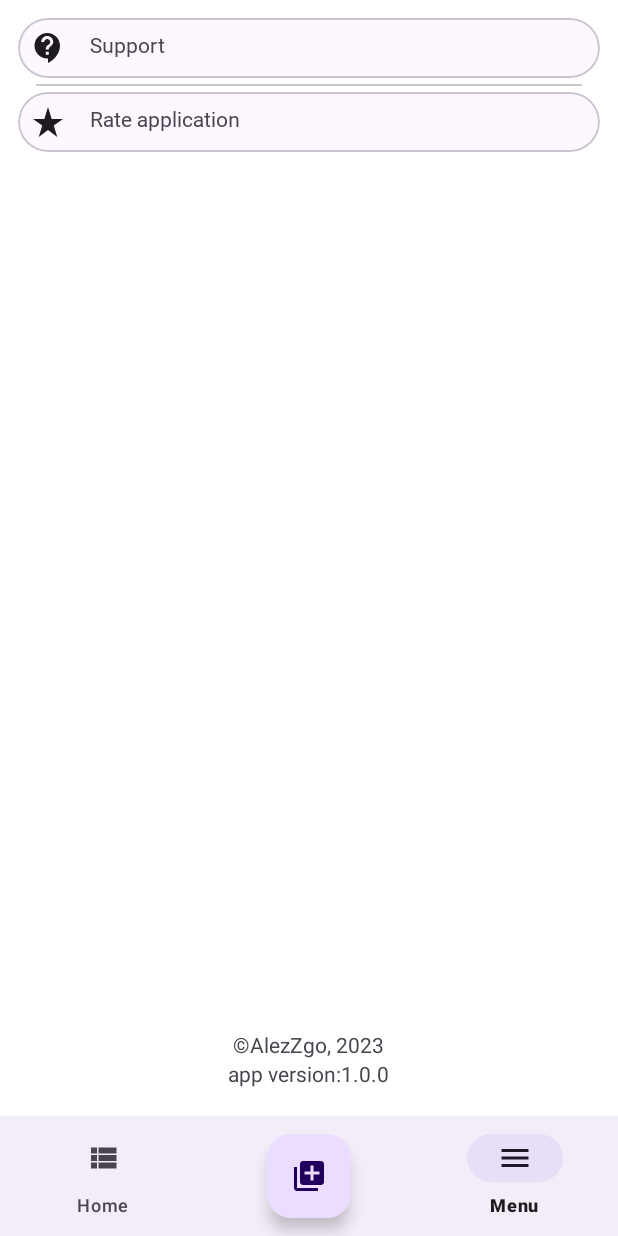
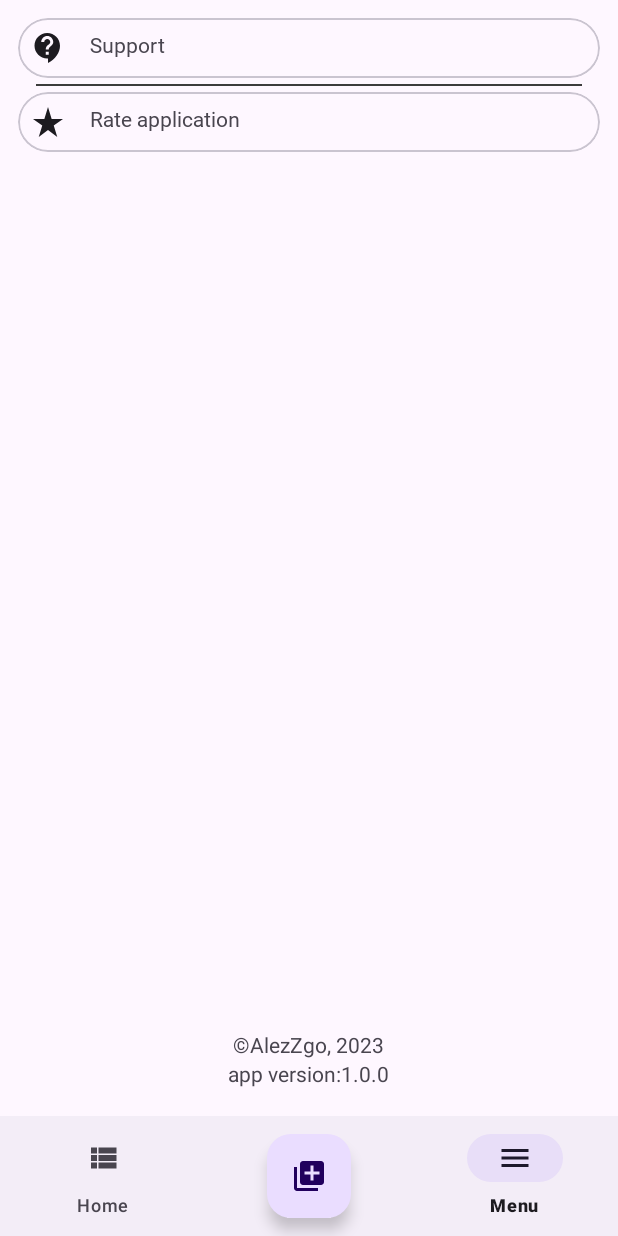
Before and after one commit to AlezZgo/QrHolder, an Android app: the MenuFragment screen opened through its navigation route, on a phone screen of 412 x 824 dp. Run offline under Robolectric (Android 15) with nearby library versions, the phone set to English and light mode, and no system bars; our stand-ins replace Dagger/Hilt's generated code, Room's generated code, Shimmer, navigation-ui; libraries missing offline, so code that uses them is left out: com.google.mlkit.vision, ru.mintrocket.lib.

```diff
--- a/app/build.gradle
+++ b/app/build.gradle
@@ -62,7 +62,7 @@ dependencies {
 
     implementation 'androidx.core:core-ktx:1.9.0'
     implementation 'androidx.appcompat:appcompat:1.6.0'
-    implementation 'com.google.android.material:material:1.7.0'
+    implementation 'com.google.android.material:material:1.9.0-alpha01'
     implementation 'androidx.constraintlayout:constraintlayout:2.1.4'
     implementation 'androidx.lifecycle:lifecycle-livedata-ktx:2.5.1'
     implementation 'androidx.lifecycle:lifecycle-viewmodel-ktx:2.5.1'
--- a/app/src/main/res/layout/activity_main.xml
+++ b/app/src/main/res/layout/activity_main.xml
@@ -4,8 +4,7 @@
     xmlns:tools="http://schemas.android.com/tools"
     android:id="@+id/container"
     android:layout_width="match_parent"
-    android:layout_height="match_parent"
-    android:background="?attr/colorBackgroundFloating">
+    android:layout_height="match_parent">
 
     <com.google.android.material.bottomnavigation.BottomNavigationView
         android:id="@+id/nav_view"
--- a/app/src/main/res/layout/rv_item_home_qrcode.xml
+++ b/app/src/main/res/layout/rv_item_home_qrcode.xml
@@ -2,6 +2,7 @@
 <androidx.cardview.widget.CardView xmlns:android="http://schemas.android.com/apk/res/android"
     xmlns:app="http://schemas.android.com/apk/res-auto"
     xmlns:tools="http://schemas.android.com/tools"
+    android:layout_marginBottom="150dp"
     android:layout_width="match_parent"
     android:layout_height="wrap_content"
     android:layout_margin="4dp"
--- a/app/src/main/res/values/colors.xml
+++ b/app/src/main/res/values/colors.xml
@@ -6,7 +6,7 @@
     <color name="aquamarine_700">#0097A7</color>
     <color name="aquamarine_900">#006064</color>
     <color name="black">#FF000000</color>
-    <color name="gray">#C9C9C9</color>
+    <color name="gray">#3C3C3C</color>
     <color name="dark_gray">#232323</color>
     <color name="white">#FFFFFFFF</color>
     <color name="shimmer_light">#CCCCCC</color>
--- a/app/src/main/res/values/themes.xml
+++ b/app/src/main/res/values/themes.xml
@@ -1,11 +1,14 @@
 <resources>
     <!-- Base application theme. -->
-    <style name="Theme.QrHolder" parent="Theme.Material3.DayNight.NoActionBar">
+    <style name="Base.Theme.QrHolder" parent="Theme.Material3.DayNight.NoActionBar">
         <item name="colorPrimary">@color/aquamarine_200</item>
 
     </style>
 
+    <style name="Theme.QrHolder" parent="Base.Theme.QrHolder" />
+
     <style name="AlertDialog.Custom" parent="Theme.AppCompat.Dialog.Alert">
         <item name="android:windowBackground">@android:color/transparent</item>
     </style>
+
 </resources>
```
Also changed, not shown: 3 other files.
